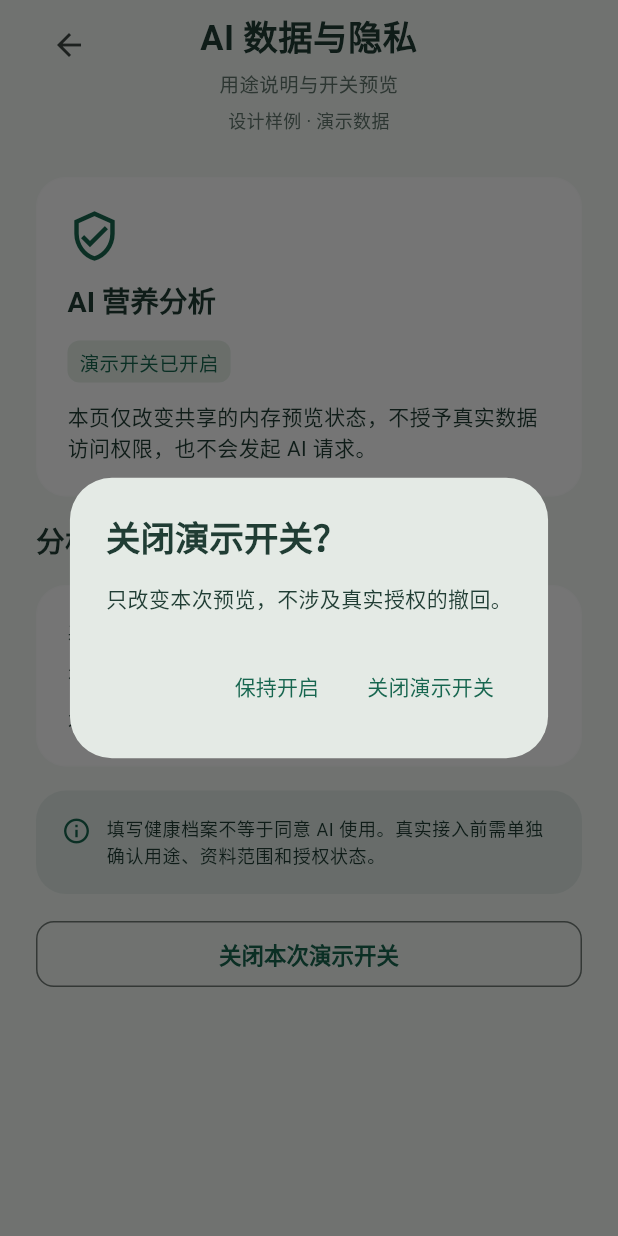
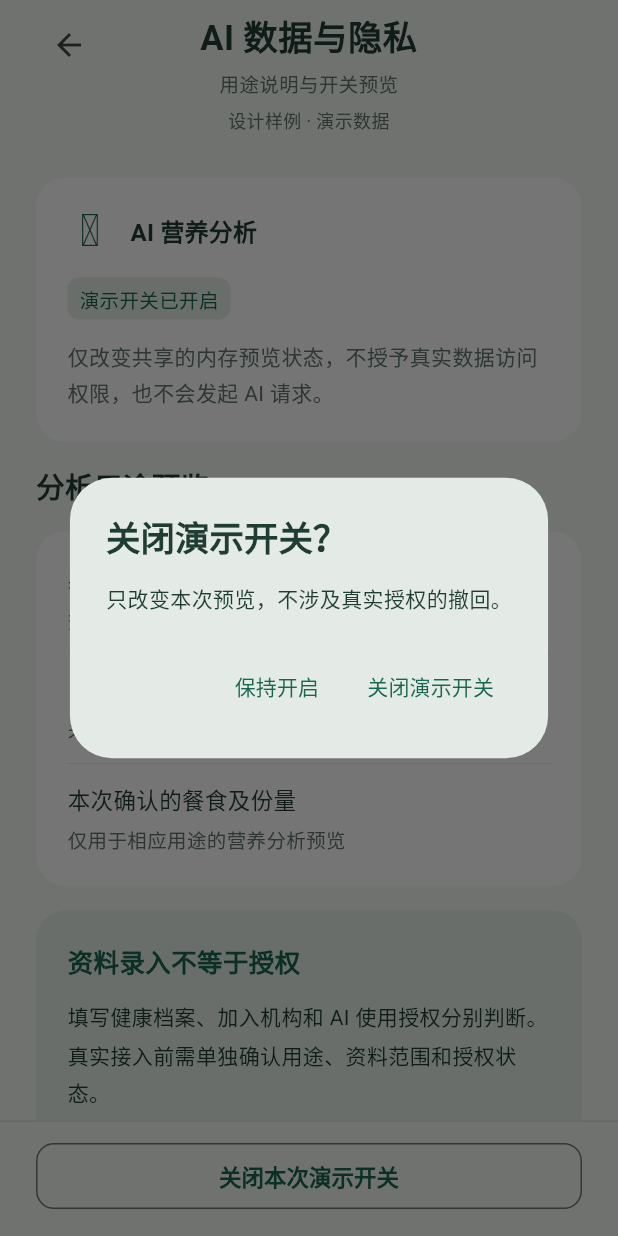
Before and after one commit to esunyao/DietClient, a Flutter app: the AiNutritionConsentScreen screen opened by its route, after a tap on "关闭本次演示开关", on a phone screen of 412 x 824 dp. Run offline on Flutter 3.47's test engine with Material 3 defaults, Android fonts, the phone set to English and light mode, and no system bars; our stand-ins replace cookie_jar, dio, dio_cookie_manager, fl_chart, flutter_riverpod, flutter_svg and 2 more; missing offline and left inert: dart:js_interop, jose, liquid_glass_easy, openid_client.

Commit message:
fix(profile): 统一资料编辑与授权预览外观
保留表单校验和未保存保护，明确AI开关仍为内存演示。

Co-Authored-By: Claude Code <noreply@anthropic.com>

```diff
--- a/lib/features/profile/presentation/screens/ai_nutrition_consent_screen.dart
+++ b/lib/features/profile/presentation/screens/ai_nutrition_consent_screen.dart
@@ -1,10 +1,46 @@
+import 'package:diet_ui/diet_ui.dart';
 import 'package:flutter/material.dart';
 import 'package:flutter_riverpod/flutter_riverpod.dart';
-import 'package:diet_ui/diet_ui.dart';
-import 'package:diet_client/demo/demo_store.dart';
+
+import '../../../../demo/demo_store.dart';
 
 class AiNutritionConsentScreen extends ConsumerWidget {
   const AiNutritionConsentScreen({super.key});
+
+  Future<void> _toggle(
+    BuildContext context,
+    WidgetRef ref,
+    bool enabled,
+  ) async {
+    if (enabled) {
+      final confirm = await showDialog<bool>(
+        context: context,
+        builder: (dialogContext) => AlertDialog(
+          title: const Text('关闭演示开关？'),
+          content: const Text('只改变本次预览，不涉及真实授权的撤回。'),
+          actions: [
+            TextButton(
+              onPressed: () => Navigator.pop(dialogContext, false),
+              child: const Text('保持开启'),
+            ),
+            TextButton(
+              onPressed: () => Navigator.pop(dialogContext, true),
+              child: const Text('关闭演示开关'),
+            ),
+          ],
+        ),
+      );
+      if (confirm != true || !context.mounted) return;
+    }
+    ref.read(demoProvider.notifier).setAiConsent(!enabled);
+    if (context.mounted) {
+      showDemoMessage(
+        context,
+        enabled ? '演示开关已关闭，没有修改真实授权。' : '演示开关已开启，没有授予真实权限。',
+      );
+    }
+  }
+
   @override
   Widget build(BuildContext context, WidgetRef ref) {
     final enabled = ref.watch(demoProvider.select((s) => s.aiConsent));
@@ -12,73 +48,111 @@ class AiNutritionConsentScreen extends ConsumerWidget {
       title: 'AI 数据与隐私',
       subtitle: '用途说明与开关预览',
       showBack: true,
+      footer: AppButton(
+        label: enabled ? '关闭本次演示开关' : '开启本次演示开关',
+        secondary: enabled,
+        onPressed: () => _toggle(context, ref, enabled),
+      ),
       children: [
         AppCard(
           child: Column(
             crossAxisAlignment: CrossAxisAlignment.start,
             children: [
-              const Icon(
-                Icons.verified_user_outlined,
-                color: AppColors.primary,
-                size: 36,
+              Row(
+                children: [
+                  const Icon(
+                    AppIcons.shield,
+                    size: 30,
+                    color: AppColors.primary,
+                  ),
+                  const SizedBox(width: 12),
+                  Expanded(
+                    child: Text(
+                      'AI 营养分析',
+                      style: Theme.of(context).textTheme.titleMedium,
+                    ),
+                  ),
+                ],
               ),
-              const SizedBox(height: 12),
-              Text('AI 营养分析', style: Theme.of(context).textTheme.titleLarge),
-              const SizedBox(height: 12),
+              const SizedBox(height: 16),
               AppBadge(label: enabled ? '演示开关已开启' : '演示开关已关闭'),
               const SizedBox(height: 12),
-              const Text('本页仅改变共享的内存预览状态，不授予真实数据访问权限，也不会发起 AI 请求。'),
+              const Text(
+                '仅改变共享的内存预览状态，不授予真实数据访问权限，也不会发起 AI 请求。',
+                style: TextStyle(
+                  fontSize: 14,
+                  height: 1.7,
+                  color: AppColors.muted,
+                ),
+              ),
             ],
           ),
         ),
         const SectionHeading(title: '分析用途预览'),
         const AppCard(
           child: Column(
-            crossAxisAlignment: CrossAxisAlignment.start,
+            crossAxisAlignment: CrossAxisAlignment.stretch,
             children: [
-              Text('基础资料与最近测量'),
-              SizedBox(height: 8),
-              Text('有效健康目标、过敏、疾病与饮食限制'),
-              SizedBox(height: 8),
-              Text('本次确认的餐食及份量'),
+              _ConsentScope(title: '基础资料与最近测量', description: '查看记录背景，不覆盖历史测量'),
+              Divider(height: 24),
+              _ConsentScope(
+                title: '目标、过敏、疾病与饮食限制',
+                description: '未填写的信息保持未知，冲突需进一步核实',
+              ),
+              Divider(height: 24),
+              _ConsentScope(title: '本次确认的餐食及份量', description: '仅用于相应用途的营养分析预览'),
             ],
           ),
         ),
-        const InfoBanner(text: '填写健康档案不等于同意 AI 使用。真实接入前需单独确认用途、资料范围和授权状态。'),
-        AppButton(
-          label: enabled ? '关闭本次演示开关' : '开启本次演示开关',
-          secondary: enabled,
-          onPressed: () async {
-            if (enabled) {
-              final confirm = await showDialog<bool>(
-                context: context,
-                builder: (c) => AlertDialog(
-                  title: const Text('关闭演示开关？'),
-                  content: const Text('只改变本次预览，不涉及真实授权的撤回。'),
-                  actions: [
-                    TextButton(
-                      onPressed: () => Navigator.pop(c, false),
-                      child: const Text('保持开启'),
-                    ),
-                    TextButton(
-                      onPressed: () => Navigator.pop(c, true),
-                      child: const Text('关闭演示开关'),
-                    ),
-                  ],
+        const AppCard(
+          color: AppColors.greenSoft,
+          child: Column(
+            crossAxisAlignment: CrossAxisAlignment.start,
+            children: [
+              Text(
+                '资料录入不等于授权',
+                style: TextStyle(
+                  fontSize: 17,
+                  fontWeight: FontWeight.w600,
+                  color: AppColors.primary,
                 ),
-              );
-              if (confirm != true || !context.mounted) return;
-            }
-            ref.read(demoProvider.notifier).setAiConsent(!enabled);
-            if (context.mounted) {
-              showDemoMessage(
-                context,
-                enabled ? '演示开关已关闭，没有修改真实授权。' : '演示开关已开启，没有授予真实权限。',
-              );
-            }
-          },
+              ),
+              SizedBox(height: 12),
+              Text(
+                '填写健康档案、加入机构和 AI 使用授权分别判断。真实接入前需单独确认用途、资料范围和授权状态。',
+                style: TextStyle(fontSize: 14, height: 1.8),
+              ),
+            ],
+          ),
         ),
       ],
     );
   }
 }
+
+class _ConsentScope extends StatelessWidget {
+  const _ConsentScope({required this.title, required this.description});
+
+  final String title;
+  final String description;
+
+  @override
+  Widget build(BuildContext context) => Column(
+    crossAxisAlignment: CrossAxisAlignment.start,
+    children: [
+      Text(
+        title,
+        style: const TextStyle(fontSize: 15, fontWeight: FontWeight.w500),
+      ),
+      const SizedBox(height: 6),
+      Text(
+        description,
+        style: const TextStyle(
+          fontSize: 13,
+          color: AppColors.muted,
+          height: 1.6,
+        ),
+      ),
+    ],
+  );
+}
--- a/lib/features/profile/presentation/screens/edit_profile_screen.dart
+++ b/lib/features/profile/presentation/screens/edit_profile_screen.dart
@@ -71,13 +71,33 @@ class _EditProfileScreenState extends ConsumerState<EditProfileScreen> {
     return null;
   }
 
+  void _save() {
+    if (!_form.currentState!.validate()) return;
+    ref
+        .read(demoProvider.notifier)
+        .updateProfile(
+          _original.copyWith(
+            name: _fields['昵称']!.text.trim(),
+            birthday: _fields['出生日期']!.text.trim(),
+            gender: _gender,
+            height: double.parse(_fields['身高（cm）']!.text),
+            activity: _activity,
+            waterGoal: int.parse(_fields['每日饮水目标（ml）']!.text),
+          ),
+        );
+    FocusScope.of(context).unfocus();
+    setState(() => _dirty = false);
+    showDemoMessage(context, '基础资料已用于本次演示，重启后恢复样例。');
+  }
+
   @override
   Widget build(BuildContext context) => UnsavedForm(
     dirty: _dirty,
     child: AppPage(
       title: '编辑基础资料',
-      subtitle: '用于本次演示，不会上传或持久保存',
+      subtitle: '仅用于本次演示，不会上传或持久保存',
       showBack: true,
+      footer: AppButton(label: '保留本次演示修改', onPressed: _save),
       children: [
         Form(
           key: _form,
@@ -131,27 +151,9 @@ class _EditProfileScreenState extends ConsumerState<EditProfileScreen> {
             ),
           ),
         ),
-        const InfoBanner(text: '身体测量请在健康档案中单独添加，修改基础资料不会覆盖测量记录。'),
-        AppButton(
-          label: '保留本次演示修改',
-          onPressed: () {
-            if (!_form.currentState!.validate()) return;
-            ref
-                .read(demoProvider.notifier)
-                .updateProfile(
-                  _original.copyWith(
-                    name: _fields['昵称']!.text.trim(),
-                    birthday: _fields['出生日期']!.text.trim(),
-                    gender: _gender,
-                    height: double.parse(_fields['身高（cm）']!.text),
-                    activity: _activity,
-                    waterGoal: int.parse(_fields['每日饮水目标（ml）']!.text),
-                  ),
-                );
-            FocusScope.of(context).unfocus();
-            setState(() => _dirty = false);
-            showDemoMessage(context, '基础资料已用于本次演示，重启后恢复样例。');
-          },
+        const Text(
+          '身体测量请在健康档案中单独添加。修改基础资料不会覆盖测量记录；饮水目标为用户设置，不是统一医学建议。',
+          style: TextStyle(color: AppColors.muted, fontSize: 13, height: 1.7),
         ),
       ],
     ),
```
Also changed, not shown: lib/features/profile/presentation/screens/health_record_form_screen.dart (+34 -34 lines).
